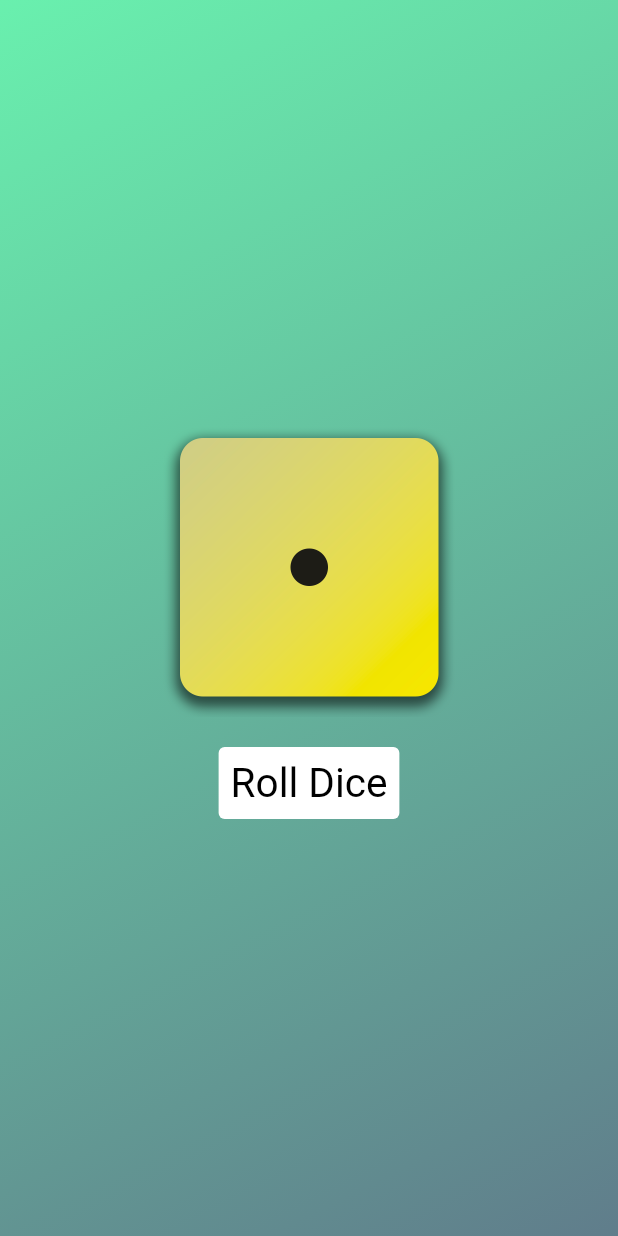
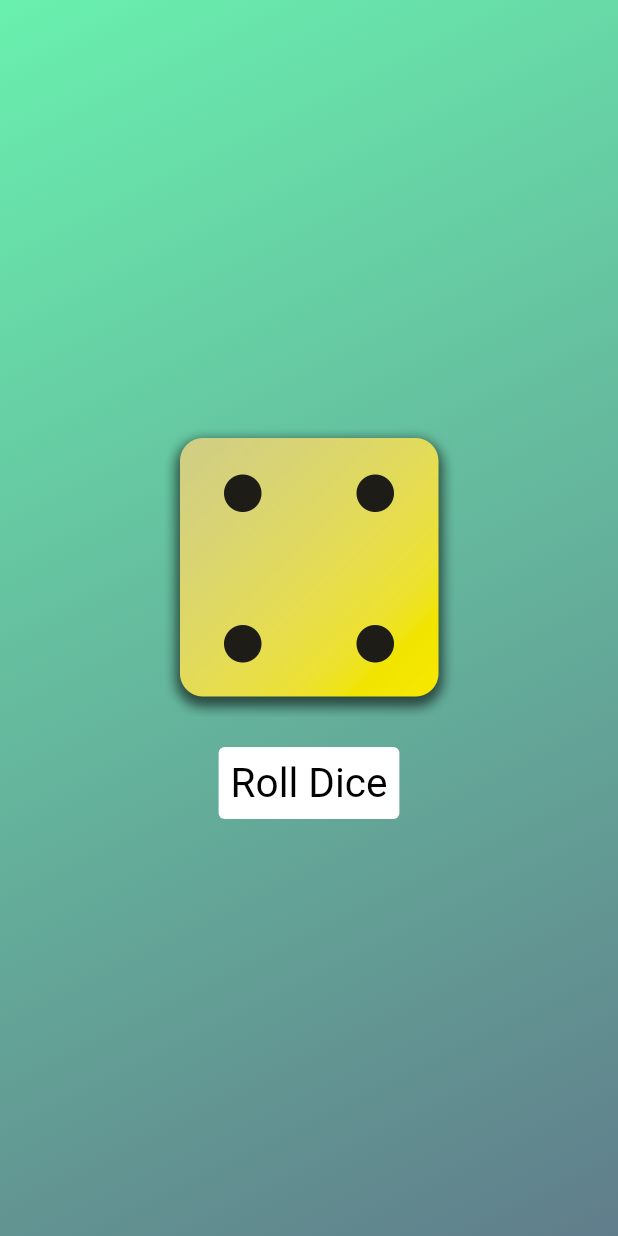
Before and after one commit to atomicstructure/flutter, a Flutter app: the screen it shows after launch, after a tap on "Roll Dice", on a phone screen of 412 x 824 dp. Run offline on Flutter 3.47's test engine with Material 2 defaults, Android fonts, the phone set to English and light mode, and no system bars.

```diff
--- a/lib/dice_roller.dart
+++ b/lib/dice_roller.dart
@@ -11,7 +11,7 @@ class _DiceRollerState extends State<DiceRoller> {
   var activeDice = 'assets/images/dice-1.png';
 
   void rollDice() {
-    setState(() => activeDice = 'assets/images/dice-1.png');
+    setState(() => activeDice = 'assets/images/dice-4.png');
   }
 
   @override
```
